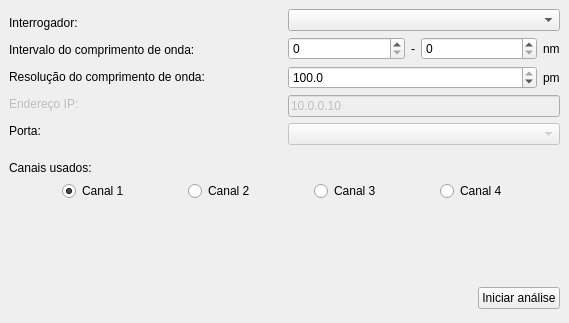
Before: the Qt Designer form ui/ConfigWindow.ui in pedroproprio/online_process_timeseries, drawn with Qt 5.
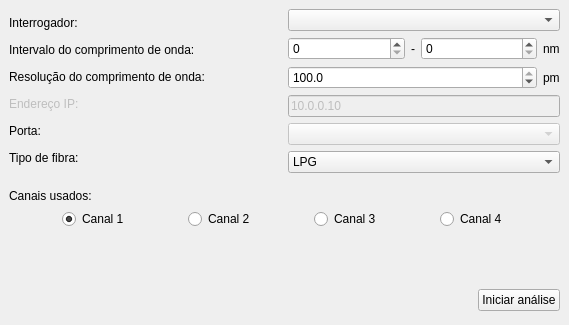
After: the same form once the commit is applied. Icons and pictures are not drawn.

Commit message: fiber types+settings+fixes

```diff
--- a/ui/ConfigWindow.ui
+++ b/ui/ConfigWindow.ui
@@ -10,7 +10,7 @@
     <x>0</x>
     <y>0</y>
     <width>569</width>
-    <height>323</height>
+    <height>325</height>
    </rect>
   </property>
   <property name="sizePolicy">
@@ -141,6 +141,19 @@
           </property>
          </widget>
         </item>
+        <item>
+         <widget class="QLabel" name="fiber_lbl">
+          <property name="sizePolicy">
+           <sizepolicy hsizetype="Expanding" vsizetype="Maximum">
+            <horstretch>0</horstretch>
+            <verstretch>0</verstretch>
+           </sizepolicy>
+          </property>
+          <property name="text">
+           <string>Tipo de fibra:</string>
+          </property>
+         </widget>
+        </item>
        </layout>
       </item>
       <item>
@@ -297,6 +310,31 @@
           </property>
          </widget>
         </item>
+        <item>
+         <widget class="QComboBox" name="fiber_combo">
+          <property name="sizePolicy">
+           <sizepolicy hsizetype="Expanding" vsizetype="Maximum">
+            <horstretch>0</horstretch>
+            <verstretch>0</verstretch>
+           </sizepolicy>
+          </property>
+          <item>
+           <property name="text">
+            <string>LPG</string>
+           </property>
+          </item>
+          <item>
+           <property name="text">
+            <string>FBG</string>
+           </property>
+          </item>
+          <item>
+           <property name="text">
+            <string>Interferômetro</string>
+           </property>
+          </item>
+         </widget>
+        </item>
        </layout>
       </item>
      </layout>
```
Left out of the diff: 3 changed lines with no effect on the pictures. The commit also changes 25 other files.
